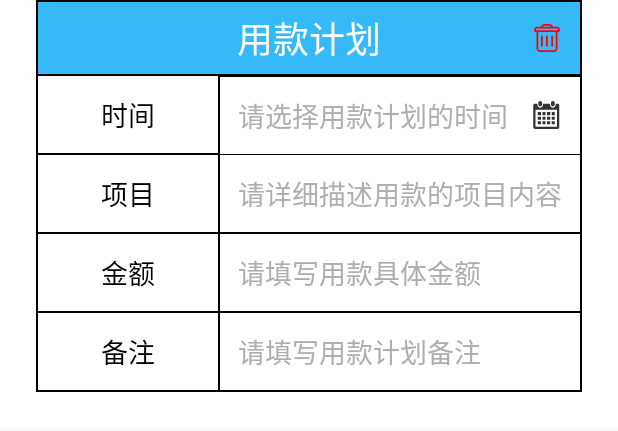
After one commit to sfgjys/Office_System, an Android app: the layout item_use_money_plan.xml on its own in the app's theme, with its tools: preview values and no code run, on a phone screen of 412 x 824 dp. The commit adds this screen. Shown: the top 431 px of the screen. Run offline under Robolectric (Android 15) with nearby library versions, the phone set to English and light mode, and no system bars.

Commit message:
用款计划功能初写

```diff
--- a/app/src/main/java/com/minlu/office_system/StringsFiled.java
+++ b/app/src/main/java/com/minlu/office_system/StringsFiled.java
@@ -53,6 +53,7 @@ public class StringsFiled {
     public static final String OtherItemFragment_TAG = "OtherItem";
     public static final String NoticeInformFragment_TAG = "NoticeInformFragment";
     public static final String WeekWorkPlanFragment_TAG = "WeekWorkPlanFragment";
+    public static final String UseMoneyPlanFragment_TAG = "UseMoneyPlanFragment";
 
 
     // processid为固定值
--- a/app/src/main/java/com/minlu/office_system/fragment/form/formPremise/AllForms.java
+++ b/app/src/main/java/com/minlu/office_system/fragment/form/formPremise/AllForms.java
@@ -13,6 +13,7 @@ import com.minlu.office_system.fragment.form.OtherItemFragment;
 import com.minlu.office_system.fragment.form.PlanSummaryFragment;
 import com.minlu.office_system.fragment.form.PostManagementFragment;
 import com.minlu.office_system.fragment.form.RecordManagementFragment;
+import com.minlu.office_system.fragment.form.UseMoneyPlanFragment;
 import com.minlu.office_system.fragment.form.WeekWorkPlanFragment;
 import com.minlu.office_system.fragment.form.WorkMonthlyReportFragment;
 
@@ -47,7 +48,9 @@ public enum AllForms {
     NOTICE_INFORM("公告通知", R.mipmap.home_page_icon11, NoticeInformFragment.class, StringsFiled.NO_SHOW_BUTTON,
             StringsFiled.NoticeInformFragment_TAG, false, StringsFiled.No_Need_ProcessId, StringsFiled.HOME_TO_LIST_SHOW_FORM),
     WEEK_WORK_PLAN("周工作安排", R.mipmap.home_page_icon11, WeekWorkPlanFragment.class, StringsFiled.SHOW_SUBMIT_BUTTON,
-            StringsFiled.WeekWorkPlanFragment_TAG, false, StringsFiled.No_Need_ProcessId, StringsFiled.HOME_TO_LIST_SHOW_FORM);
+            StringsFiled.WeekWorkPlanFragment_TAG, false, StringsFiled.No_Need_ProcessId, StringsFiled.HOME_TO_LIST_SHOW_FORM),
+    USE_MONEY_PLAN("用款计划", R.mipmap.home_page_icon11, UseMoneyPlanFragment.class, StringsFiled.SHOW_SUBMIT_BUTTON,
+            StringsFiled.UseMoneyPlanFragment_TAG, false, StringsFiled.No_Need_ProcessId, StringsFiled.HOME_TO_LIST_SHOW_FORM);
 
     private String formName;
     private int formIconId;
--- /dev/null
+++ b/app/src/main/res/layout/item_use_money_plan.xml
@@ -0,0 +1,120 @@
+<?xml version="1.0" encoding="utf-8"?>
+<FrameLayout xmlns:android="http://schemas.android.com/apk/res/android"
+    android:layout_width="match_parent"
+    android:layout_height="wrap_content"
+    android:background="@color/white"
+    android:paddingBottom="24dp"
+    android:paddingLeft="24dp"
+    android:paddingRight="24dp">
+
+    <LinearLayout
+        android:layout_width="match_parent"
+        android:layout_height="wrap_content"
+        android:background="@color/black"
+        android:orientation="vertical"
+        android:padding="0.5dp">
+
+        <RelativeLayout
+            android:layout_width="match_parent"
+            android:layout_height="wrap_content">
+
+            <TextView
+                android:id="@+id/use_money_plan_item_title"
+                android:layout_width="match_parent"
+                android:layout_height="wrap_content"
+                android:layout_margin="0.5dp"
+                android:background="@color/action_bar_background"
+                android:gravity="center"
+                android:padding="6dp"
+                android:text="用款计划"
+                android:textColor="@color/white"
+                android:textSize="24dp" />
+
+            <ImageView
+                android:id="@+id/use_money_plan_item_delete"
+                android:layout_width="wrap_content"
+                android:layout_height="wrap_content"
+                android:layout_alignParentEnd="true"
+                android:layout_alignParentRight="true"
+                android:layout_centerVertical="true"
+                android:layout_marginEnd="12dp"
+                android:layout_marginRight="12dp"
+                android:background="@mipmap/delete_icon"
+                android:contentDescription="@string/image_content_description_delete_item" />
+
+        </RelativeLayout>
+
+        <LinearLayout
+            android:layout_width="match_parent"
+            android:layout_height="wrap_content"
+            android:orientation="horizontal">
+
+            <TextView
+                style="@style/plan_item_left_text_style"
+                android:text="时间" />
+
+            <EditText
+                android:id="@+id/use_money_plan_item_use_money_time"
+                style="@style/plan_item_right_text_style"
+                android:drawableEnd="@drawable/selector_calendar"
+                android:drawableRight="@drawable/selector_calendar"
+                android:focusable="false"
+                android:focusableInTouchMode="false"
+                android:hint="请选择用款计划的时间" />
+        </LinearLayout>
+
+        <LinearLayout
+            android:layout_width="match_parent"
+            android:layout_height="wrap_content"
+            android:orientation="horizontal">
+
+            <TextView
+                style="@style/plan_item_left_text_style"
+                android:text="项目" />
+
+            <EditText
+                android:id="@+id/use_money_plan_item_project_content"
+                style="@style/plan_item_right_text_style"
+                android:layout_gravity="center_vertical|center_horizontal"
+                android:hint="请详细描述用款的项目内容"
+                android:inputType="textMultiLine" />
+
+        </LinearLayout>
+
+
+        <LinearLayout
+            android:layout_width="match_parent"
+            android:layout_height="wrap_content"
+            android:orientation="horizontal">
+
+            <TextView
+                style="@style/plan_item_left_text_style"
+                android:text="金额" />
+
+            <EditText
+                android:id="@+id/use_money_plan_item_definite_money"
+                style="@style/plan_item_right_text_style"
+                android:layout_gravity="center_vertical|center_horizontal"
+                android:hint="请填写用款具体金额"
+                android:inputType="textMultiLine" />
+
+        </LinearLayout>
+
+        <LinearLayout
+            android:layout_width="match_parent"
+            android:layout_height="wrap_content"
+            android:orientation="horizontal">
+
+            <TextView
+                style="@style/plan_item_left_text_style"
+                android:text="备注" />
+
+            <EditText
+                android:id="@+id/use_money_plan_item_plan_remark"
+                style="@style/plan_item_right_text_style"
+                android:layout_gravity="center_vertical|center_horizontal"
+                android:hint="请填写用款计划备注"
+                android:inputType="textMultiLine" />
+        </LinearLayout>
+    </LinearLayout>
+</FrameLayout>
--- a/app/src/main/res/values/strings.xml
+++ b/app/src/main/res/values/strings.xml
@@ -1,7 +1,7 @@
 <resources>
     <string name="app_name">Office_System</string>
     <string name="week_work_item_title_example_text">工作计划</string>
-    <string name="week_work_plan_delete_item">周工作安排中，没个工作安排右上角，都有一个可以删除本工作安排的删除图标</string>
+    <string name="image_content_description_delete_item">每个条目右上角，都有一个可以删除本工作安排的删除图标</string>
     <string name="start_time">开始时间</string>
     <string name="select_start_time">请选择开始时间</string>
     <string name="end_time">结束时间</string>
--- a/app/src/main/res/values/styles.xml
+++ b/app/src/main/res/values/styles.xml
@@ -84,7 +84,7 @@
         <item name="android:textColor">@color/black</item>
     </style>
 
-    <style name="week_work_plan_item_item_left_text_style">
+    <style name="plan_item_left_text_style">
         <item name="android:layout_weight">0.5</item>
         <item name="android:layout_width">0dp</item>
         <item name="android:layout_height">match_parent</item>
@@ -96,7 +96,7 @@
         <item name="android:textSize">18dp</item>
     </style>
 
-    <style name="week_work_plan_item_item_right_text_style">
+    <style name="plan_item_right_text_style">
         <item name="android:textColorHint">@color/main_bottom_gray</item>
         <item name="android:layout_weight">1</item>
         <item name="android:layout_width">0dp</item>
```
Also changed, not shown: app/src/main/java/com/minlu/office_system/customview/WeekWorkPlanItem.java (+14 -1 lines), app/src/main/java/com/minlu/office_system/fragment/form/UseMoneyPlanFragment.java (added, +60 -0 lines), app/src/main/res/layout/form_use_money_plan.xml (added, +28 -0 lines), app/src/main/res/layout/item_week_work_plan.xml (+17 -17 lines).
